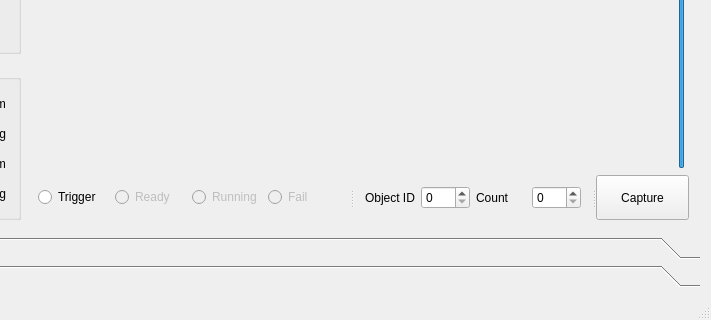
First picture: the form in mainwindow.ui, repository tapati0127/6DPoseEstimation, before the edit; both pictures show x 481 to 1192 and y 479 to 799 of the 1192 by 799 pixel window.
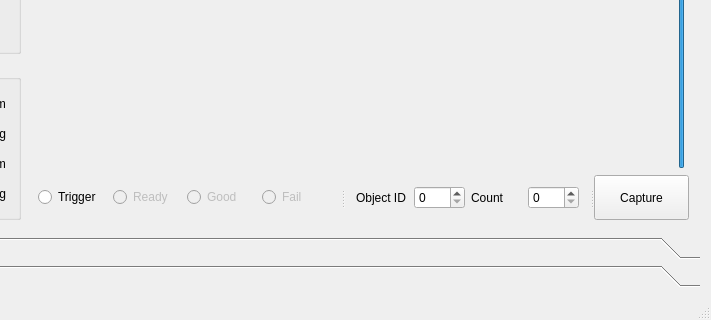
Second picture: the form after the edit. Custom widgets are drawn as their Qt base class.

Diff of the .ui file:
```diff
--- a/mainwindow.ui
+++ b/mainwindow.ui
@@ -525,7 +525,7 @@
                  <bool>false</bool>
                 </property>
                 <property name="text">
-                 <string>Running</string>
+                 <string>Good</string>
                 </property>
                 <property name="checkable">
                  <bool>true</bool>
```
Left out of the diff: 2 changed lines with no effect on the pictures.
